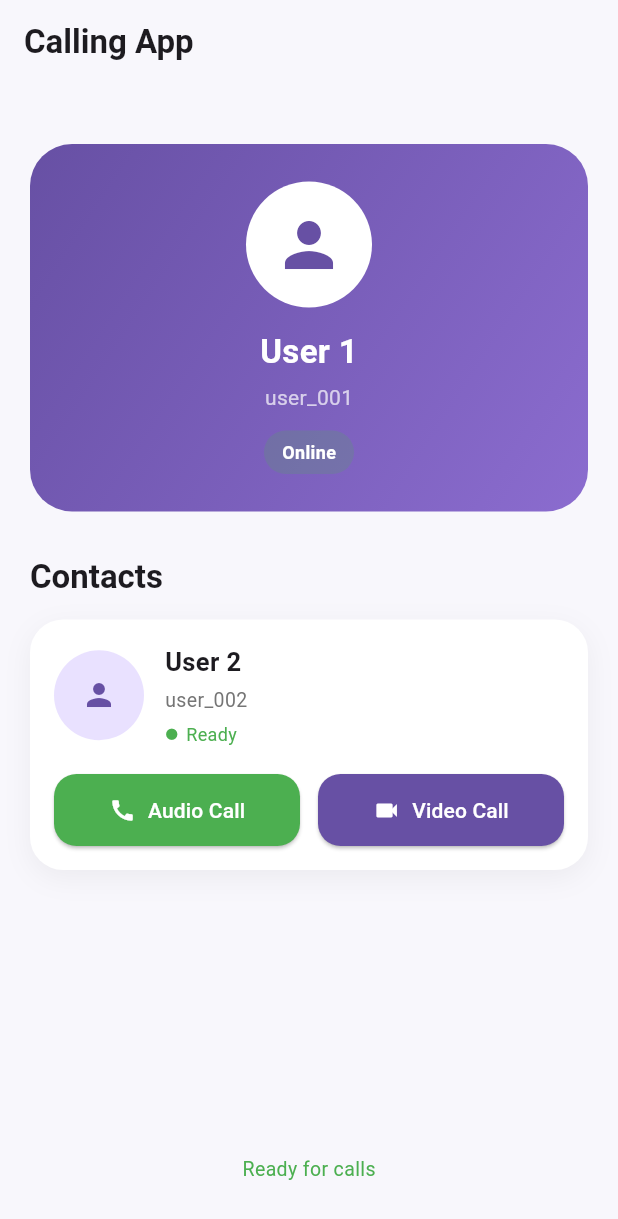
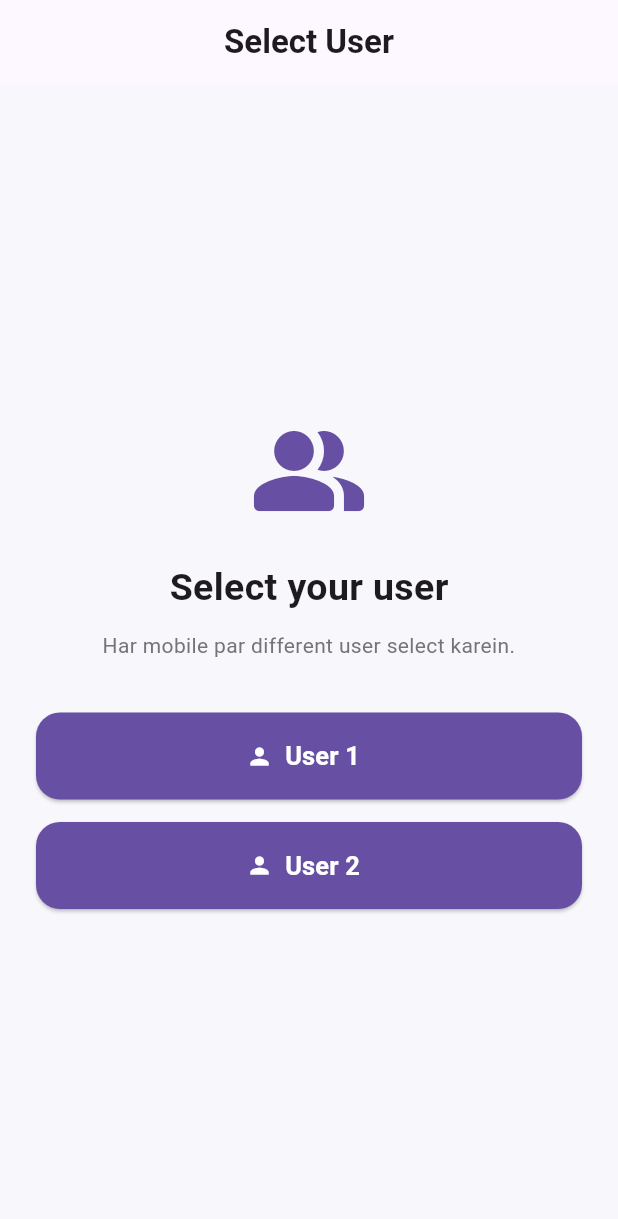
Before and after one commit to noman-95/noman-95-callingapp, a Flutter app: the screen it shows after launch, on a phone screen of 412 x 824 dp. Shown: the top 1219 px of the screen. Run offline on Flutter 3.47's test engine with Material 3 defaults, Android fonts, the light colour scheme and no system bars; our stand-ins replace shared_preferences; missing offline and left inert: zego_uikit, zego_uikit_prebuilt_call, zego_uikit_signaling_plugin.

Commit message:
Implement user selection and preferences
Added user selection functionality and integrated SharedPreferences for user persistence. Updated HomePage to utilize selected user data.

```diff
--- a/lib/main.dart
+++ b/lib/main.dart
@@ -1,4 +1,6 @@
 import 'package:flutter/material.dart';
+import 'package:shared_preferences/shared_preferences.dart';
+
 import 'package:zego_uikit/zego_uikit.dart';
 import 'package:zego_uikit_prebuilt_call/zego_uikit_prebuilt_call.dart';
 import 'package:zego_uikit_signaling_plugin/zego_uikit_signaling_plugin.dart';
@@ -16,7 +18,6 @@ class CallingApp extends StatelessWidget {
     return MaterialApp(
       debugShowCheckedModeBanner: false,
       title: 'Calling App',
-
       theme: ThemeData(
         useMaterial3: true,
         colorScheme: ColorScheme.fromSeed(
@@ -24,60 +25,249 @@ class CallingApp extends StatelessWidget {
         ),
         scaffoldBackgroundColor: const Color(0xFFF8F7FC),
       ),
-
-      home: const HomePage(),
+      home: const UserSelectionPage(),
     );
   }
 }
 
-class HomePage extends StatefulWidget {
-  const HomePage({super.key});
+// =============================================================
+// USER MODEL
+// =============================================================
+
+class AppUser {
+  final String id;
+  final String name;
+
+  const AppUser({
+    required this.id,
+    required this.name,
+  });
+}
+
+const AppUser user1 = AppUser(
+  id: 'user_001',
+  name: 'User 1',
+);
+
+const AppUser user2 = AppUser(
+  id: 'user_002',
+  name: 'User 2',
+);
+
+// =============================================================
+// USER SELECTION
+// =============================================================
+
+class UserSelectionPage extends StatefulWidget {
+  const UserSelectionPage({super.key});
 
   @override
-  State<HomePage> createState() => _HomePageState();
+  State<UserSelectionPage> createState() =>
+      _UserSelectionPageState();
+}
+
+class _UserSelectionPageState
+    extends State<UserSelectionPage> {
+  bool loading = true;
+
+  @override
+  void initState() {
+    super.initState();
+    checkSavedUser();
+  }
+
+  Future<void> checkSavedUser() async {
+    final prefs = await SharedPreferences.getInstance();
+
+    final savedUserID =
+        prefs.getString('selected_user_id');
+
+    if (!mounted) return;
+
+    if (savedUserID == user1.id) {
+      openHome(user1);
+    } else if (savedUserID == user2.id) {
+      openHome(user2);
+    } else {
+      setState(() {
+        loading = false;
+      });
+    }
+  }
+
+  Future<void> selectUser(AppUser user) async {
+    final prefs = await SharedPreferences.getInstance();
+
+    await prefs.setString(
+      'selected_user_id',
+      user.id,
+    );
+
+    if (!mounted) return;
+
+    openHome(user);
+  }
+
+  void openHome(AppUser user) {
+    Navigator.of(context).pushReplacement(
+      MaterialPageRoute(
+        builder: (_) => HomePage(
+          currentUser: user,
+        ),
+      ),
+    );
+  }
+
+  @override
+  Widget build(BuildContext context) {
+    if (loading) {
+      return const Scaffold(
+        body: Center(
+          child: CircularProgressIndicator(),
+        ),
+      );
+    }
+
+    return Scaffold(
+      appBar: AppBar(
+        title: const Text(
+          'Select User',
+          style: TextStyle(
+            fontWeight: FontWeight.bold,
+          ),
+        ),
+        centerTitle: true,
+      ),
+      body: Padding(
+        padding: const EdgeInsets.all(24),
+        child: Column(
+          mainAxisAlignment:
+              MainAxisAlignment.center,
+          children: [
+            const Icon(
+              Icons.people_alt_rounded,
+              size: 80,
+              color: Color(0xFF6750A4),
+            ),
+
+            const SizedBox(height: 20),
+
+            const Text(
+              'Select your user',
+              style: TextStyle(
+                fontSize: 25,
+                fontWeight: FontWeight.bold,
+              ),
+            ),
+
+            const SizedBox(height: 10),
+
+            Text(
+              'Har mobile par different user select karein.',
+              textAlign: TextAlign.center,
+              style: TextStyle(
+                color: Colors.grey.shade600,
+              ),
+            ),
+
+            const SizedBox(height: 35),
+
+            userButton(user1),
+
+            const SizedBox(height: 15),
+
+            userButton(user2),
+          ],
+        ),
+      ),
+    );
+  }
+
+  Widget userButton(AppUser user) {
+    return SizedBox(
+      width: double.infinity,
+      height: 58,
+      child: ElevatedButton.icon(
+        onPressed: () => selectUser(user),
+        icon: const Icon(Icons.person),
+        label: Text(
+          user.name,
+          style: const TextStyle(
+            fontSize: 17,
+            fontWeight: FontWeight.bold,
+          ),
+        ),
+        style: ElevatedButton.styleFrom(
+          backgroundColor:
+              const Color(0xFF6750A4),
+          foregroundColor: Colors.white,
+          shape: RoundedRectangleBorder(
+            borderRadius:
+                BorderRadius.circular(16),
+          ),
+        ),
+      ),
+    );
+  }
+}
+
+// =============================================================
+// HOME PAGE
+// =============================================================
+
+class HomePage extends StatefulWidget {
+  final AppUser currentUser;
+
+  const HomePage({
+    super.key,
+    required this.currentUser,
+  });
+
+  @override
+  State<HomePage> createState() =>
+      _HomePageState();
 }
 
 class _HomePageState extends State<HomePage> {
-  // =========================================================
+  // ===========================================================
   // ZEGOCLOUD
-  // =========================================================
+  // ===========================================================
 
   final int appID = 1876473876;
 
   final String appSign =
       'c5ce62449ba439e5d5fbc9ec5fdfdaaaf503393bd6bcb2fed2533fa47023505d';
 
-  // =========================================================
-  // CURRENT USER
-  // =========================================================
-
-  final String userID = 'user_001';
-  final String userName = 'User 1';
-
-  // =========================================================
-  // TARGET USER
-  // =========================================================
-
-  final String targetUserID = 'user_002';
-  final String targetUserName = 'User 2';
-
-  // =========================================================
-  // INITIALIZATION STATUS
-  // =========================================================
+  // ===========================================================
+  // STATE
+  // ===========================================================
 
   bool isReady = false;
   bool isLoading = true;
 
+  AppUser get currentUser => widget.currentUser;
+
+  AppUser get targetUser {
+    if (currentUser.id == user1.id) {
+      return user2;
+    }
+
+    return user1;
+  }
+
+  // ===========================================================
+  // INIT
+  // ===========================================================
+
   @override
   void initState() {
     super.initState();
-
     initializeZego();
   }
 
-  // =========================================================
-  // INITIALIZE ZEGOCLOUD
-  // =========================================================
+  // ===========================================================
+  // ZEGOCLOUD INITIALIZATION
+  // ===========================================================
 
   Future<void> initializeZego() async {
     try {
@@ -87,8 +277,8 @@ class _HomePageState extends State<HomePage> {
       await service.init(
         appID: appID,
         appSign: appSign,
-        userID: userID,
-        userName: userName,
+        userID: currentUser.id,
+        userName: currentUser.name,
         plugins: [
           ZegoUIKitSignalingPlugin(),
         ],
@@ -101,9 +291,13 @@ class _HomePageState extends State<HomePage> {
         isLoading = false;
       });
 
-      debugPrint('ZEGOCLOUD INITIALIZED SUCCESSFULLY');
+      debugPrint(
+        'ZEGO READY: ${currentUser.id}',
+      );
     } catch (e) {
-      debugPrint('ZEGOCLOUD INITIALIZATION ERROR: $e');
+      debugPrint(
+        'ZEGO INITIALIZATION ERROR: $e',
+      );
 
       if (!mounted) return;
 
@@ -115,38 +309,37 @@ class _HomePageState extends State<HomePage> {
       ScaffoldMessenger.of(context).showSnackBar(
         SnackBar(
           content: Text(
-            'ZEGOCLOUD initialization failed: $e',
+            'ZEGOCLOUD initialization failed:\n$e',
           ),
         ),
       );
     }
   }
 
-  // =========================================================
+  // ===========================================================
   // AUDIO CALL
-  // =========================================================
+  // ===========================================================
 
   Future<void> makeAudioCall() async {
     if (!isReady) {
-      ScaffoldMessenger.of(context).showSnackBar(
-        const SnackBar(
-          content: Text(
-            'Calling service abhi ready nahi hai.',
-          ),
-        ),
+      showMessage(
+        'Calling service abhi ready nahi hai.',
       );
-
       return;
     }
 
     try {
+      debugPrint(
+        'AUDIO CALL: ${currentUser.id} -> ${targetUser.id}',
+      );
+
       final result =
           await ZegoUIKitPrebuiltCallInvitationService()
               .send(
         invitees: [
           ZegoCallUser(
-            targetUserID,
-            targetUserName,
+            targetUser.id,
+            targetUser.name,
           ),
         ],
         isVideoCall: false,
@@ -154,54 +347,47 @@ class _HomePageState extends State<HomePage> {
       );
 
       if (!result && mounted) {
-        ScaffoldMessenger.of(context).showSnackBar(
-          const SnackBar(
-            content: Text(
-              'User 2 ko call send nahi ho saki.',
-            ),
-          ),
+        showMessage(
+          '${targetUser.name} ko audio call send nahi ho saki.',
         );
       }
     } catch (e) {
-      debugPrint('AUDIO CALL ERROR: $e');
+      debugPrint(
+        'AUDIO CALL ERROR: $e',
+      );
 
       if (mounted) {
-        ScaffoldMessenger.of(context).showSnackBar(
-          SnackBar(
-            content: Text(
-              'Audio call error: $e',
-            ),
-          ),
+        showMessage(
+          'Audio call error:\n$e',
         );
       }
     }
   }
 
-  // =========================================================
+  // ===========================================================
   // VIDEO CALL
-  // =========================================================
+  // ===========================================================
 
   Future<void> makeVideoCall() async {
     if (!isReady) {
-      ScaffoldMessenger.of(context).showSnackBar(
-        const SnackBar(
-          content: Text(
-            'Calling service abhi ready nahi hai.',
-          ),
-        ),
+      showMessage(
+        'Calling service abhi ready nahi hai.',
       );
-
       return;
     }
 
     try {
+      debugPrint(
+        'VIDEO CALL: ${currentUser.id} -> ${targetUser.id}',
+      );
+
       final result =
           await ZegoUIKitPrebuiltCallInvitationService()
               .send(
         invitees: [
           ZegoCallUser(
-            targetUserID,
-            targetUserName,
+            targetUser.id,
+            targetUser.name,
           ),
         ],
         isVideoCall: true,
@@ -209,43 +395,76 @@ class _HomePageState extends State<HomePage> {
       );
 
       if (!result && mounted) {
-        ScaffoldMessenger.of(context).showSnackBar(
-          const SnackBar(
-            content: Text(
-              'User 2 ko video call send nahi ho saki.',
-            ),
-          ),
+        showMessage(
+          '${targetUser.name} ko video call send nahi ho saki.',
         );
       }
     } catch (e) {
-      debugPrint('VIDEO CALL ERROR: $e');
+      debugPrint(
+        'VIDEO CALL ERROR: $e',
+      );
 
       if (mounted) {
-        ScaffoldMessenger.of(context).showSnackBar(
-          SnackBar(
-            content: Text(
-              'Video call error: $e',
-            ),
-          ),
+        showMessage(
+          'Video call error:\n$e',
         );
       }
     }
   }
 
-  // =========================================================
+  // ===========================================================
+  // MESSAGE
+  // ===========================================================
+
+  void showMessage(String message) {
+    ScaffoldMessenger.of(context).showSnackBar(
+      SnackBar(
+        content: Text(message),
+      ),
+    );
+  }
+
+  // ===========================================================
+  // SWITCH USER
+  // ===========================================================
+
+  Future<void> switchUser() async {
+    try {
+      await ZegoUIKitPrebuiltCallInvitationService()
+          .uninit();
+    } catch (_) {}
+
+    final prefs =
+        await SharedPreferences.getInstance();
+
+    await prefs.remove('selected_user_id');
+
+    if (!mounted) return;
+
+    Navigator.of(context).pushAndRemoveUntil(
+      MaterialPageRoute(
+        builder: (_) =>
+            const UserSelectionPage(),
+      ),
+      (route) => false,
+    );
+  }
+
+  // ===========================================================
   // DISPOSE
-  // =========================================================
+  // ===========================================================
 
   @override
   void dispose() {
-    ZegoUIKitPrebuiltCallInvitationService().uninit();
+    ZegoUIKitPrebuiltCallInvitationService()
+        .uninit();
 
     super.dispose();
   }
 
-  // =========================================================
+  // ===========================================================
   // UI
-  // =========================================================
+  // ===========================================================
 
   @override
   Widget build(BuildContext context) {
@@ -253,13 +472,21 @@ class _HomePageState extends State<HomePage> {
       appBar: AppBar(
         backgroundColor: Colors.transparent,
         elevation: 0,
-
         title: const Text(
           'Calling App',
           style: TextStyle(
             fontWeight: FontWeight.bold,
           ),
         ),
+        actions: [
+          IconButton(
+            tooltip: 'Switch User',
+            onPressed: switchUser,
+            icon: const Icon(
+              Icons.switch_account,
+            ),
+          ),
+        ],
       ),
 
       body: SafeArea(
@@ -271,12 +498,11 @@ class _HomePageState extends State<HomePage> {
               const SizedBox(height: 20),
 
               // =================================================
-              // CURRENT USER CARD
+              // CURRENT USER
               // =================================================
 
               Container(
                 width: double.infinity,
-
                 padding: const EdgeInsets.all(25),
 
                 decoration: BoxDecoration(
@@ -288,7 +514,6 @@ class _HomePageState extends State<HomePage> {
                     begin: Alignment.topLeft,
                     end: Alignment.bottomRight,
                   ),
-
                   borderRadius:
                       BorderRadius.circular(28),
                 ),
@@ -297,10 +522,8 @@ class _HomePageState extends State<HomePage> {
                   children: [
                     const CircleAvatar(
                       radius: 42,
-
                       backgroundColor:
                           Colors.white,
-
                       child: Icon(
                         Icons.person,
                         size: 48,
@@ -312,8 +535,7 @@ class _HomePageState extends State<HomePage> {
                     const SizedBox(height: 14),
 
                     Text(
-                      userName,
-
+                      currentUser.name,
                       style: const TextStyle(
                         color: Colors.white,
                         fontSize: 22,
@@ -325,8 +547,7 @@ class _HomePageState extends State<HomePage> {
                     const SizedBox(height: 5),
 
                     Text(
-                      userID,
-
+                      currentUser.id,
                       style: const TextStyle(
                         color: Colors.white70,
                         fontSize: 14,
@@ -335,7 +556,6 @@ class _HomePageState extends State<HomePage> {
 
                     const SizedBox(height: 12),
 
-                    // STATUS
                     Container(
                       padding:
                           const EdgeInsets.symmetric(
@@ -349,7 +569,6 @@ class _HomePageState extends State<HomePage> {
                                 .withOpacity(0.2)
                             : Colors.orange
                                 .withOpacity(0.2),
-
                         borderRadius:
                             BorderRadius.circular(
                           20,
@@ -362,15 +581,11 @@ class _HomePageState extends State<HomePage> {
                             : isReady
                                 ? 'Online'
                                 : 'Offline',
-
-                        style:
-                            TextStyle(
+                        style: TextStyle(
                           color: isReady
                               ? Colors.white
                               : Colors.orangeAccent,
-
                           fontSize: 12,
-
                           fontWeight:
                               FontWeight.bold,
                         ),
@@ -383,16 +598,14 @@ class _HomePageState extends State<HomePage> {
               const SizedBox(height: 30),
 
               // =================================================
-              // CONTACT TITLE
+              // CONTACT
               // =================================================
 
               Align(
                 alignment:
                     Alignment.centerLeft,
-
                 child: Text(
                   'Contacts',
-
                   style: Theme.of(context)
                       .textTheme
                       .titleLarge
@@ -405,27 +618,19 @@ class _HomePageState extends State<HomePage> {
 
               const SizedBox(height: 14),
 
-              // =================================================
-              // USER 2 CARD
-              // =================================================
-
               Container(
                 padding:
                     const EdgeInsets.all(16),
 
                 decoration: BoxDecoration(
                   color: Colors.white,
-
                   borderRadius:
                       BorderRadius.circular(22),
-
                   boxShadow: [
                     BoxShadow(
                       color: Colors.black
                           .withOpacity(0.05),
-
                       blurRadius: 15,
-
                       offset:
                           const Offset(0, 5),
                     ),
@@ -438,10 +643,8 @@ class _HomePageState extends State<HomePage> {
                       children: [
                         const CircleAvatar(
                           radius: 30,
-
                           backgroundColor:
                               Color(0xFFE9E1FF),
-
                           child: Icon(
                             Icons.person,
                             color:
@@ -458,11 +661,9 @@ class _HomePageState extends State<HomePage> {
                             crossAxisAlignment:
                                 CrossAxisAlignment
                                     .start,
-
                             children: [
                               Text(
-                                targetUserName,
-
+                                targetUser.name,
                                 style:
                                     const TextStyle(
                                   fontSize: 17,
@@ -476,8 +677,7 @@ class _HomePageState extends State<HomePage> {
                               ),
 
                               Text(
-                                targetUserID,
-
+                                targetUser.id,
                                 style: TextStyle(
                                   color: Colors
                                       .grey
@@ -495,24 +695,20 @@ class _HomePageState extends State<HomePage> {
                                   Icon(
                                     Icons.circle,
                                     size: 9,
-                                    color: isReady
-                                        ? Colors.green
-                                        : Colors.grey,
+                                    color: Colors
+                                        .grey
+                                        .shade500,
                                   ),
-
                                   const SizedBox(
                                     width: 5,
                                   ),
-
                                   Text(
-                                    isReady
-                                        ? 'Ready'
-                                        : 'Connecting...',
+                                    'Available',
                                     style:
                                         TextStyle(
-                                      color: isReady
-                                          ? Colors.green
-                                          : Colors.grey,
+                                      color: Colors
+                                          .grey
+                                          .shade600,
                                       fontSize: 12,
                                     ),
                                   ),
@@ -540,33 +736,27 @@ class _HomePageState extends State<HomePage> {
                             onPressed: isReady
                                 ? makeAudioCall
                                 : null,
-
                             icon: const Icon(
                               Icons.call,
                             ),
-
                             label: const Text(
                               'Audio Call',
                             ),
-
                             style:
                                 ElevatedButton
                                     .styleFrom(
                               backgroundColor:
                                   Colors.green,
-
                               foregroundColor:
                                   Colors.white,
-
                               disabledBackgroundColor:
-                                  Colors.grey.shade300,
-
+                                  Colors.grey
+                                      .shade300,
                               padding:
                                   const EdgeInsets
                                       .symmetric(
                                 vertical: 14,
                               ),
-
                               shape:
                                   RoundedRectangleBorder(
                                 borderRadius:
@@ -589,15 +779,12 @@ class _HomePageState extends State<HomePage> {
                             onPressed: isReady
                                 ? makeVideoCall
                                 : null,
-
                             icon: const Icon(
                               Icons.videocam,
                             ),
-
                             label: const Text(
                               'Video Call',
                             ),
-
                             style:
                                 ElevatedButton
                                     .styleFrom(
@@ -605,19 +792,16 @@ class _HomePageState extends State<HomePage> {
                                   const Color(
                                 0xFF6750A4,
                               ),
-
                               foregroundColor:
                                   Colors.white,
-
                               disabledBackgroundColor:
-                                  Colors.grey.shade300,
-
+                                  Colors.grey
+                                      .shade300,
                               padding:
                                   const EdgeInsets
                                       .symmetric(
                                 vertical: 14,
                               ),
-
                               shape:
                                   RoundedRectangleBorder(
                                 borderRadius:
@@ -641,23 +825,19 @@ class _HomePageState extends State<HomePage> {
                 isLoading
                     ? 'Connecting to calling service...'
                     : isReady
-                        ? 'Ready for calls'
+                        ? '${currentUser.name} is ready for calls'
                         : 'Calling service failed',
-
                 style: TextStyle(
                   color: isLoading
                       ? Colors.orange
                       : isReady
                           ? Colors.green
                           : Colors.red,
-
                   fontSize: 13,
                 ),
               ),
 
-              const SizedBox(
-                height: 15,
-              ),
+              const SizedBox(height: 15),
             ],
           ),
         ),
```
